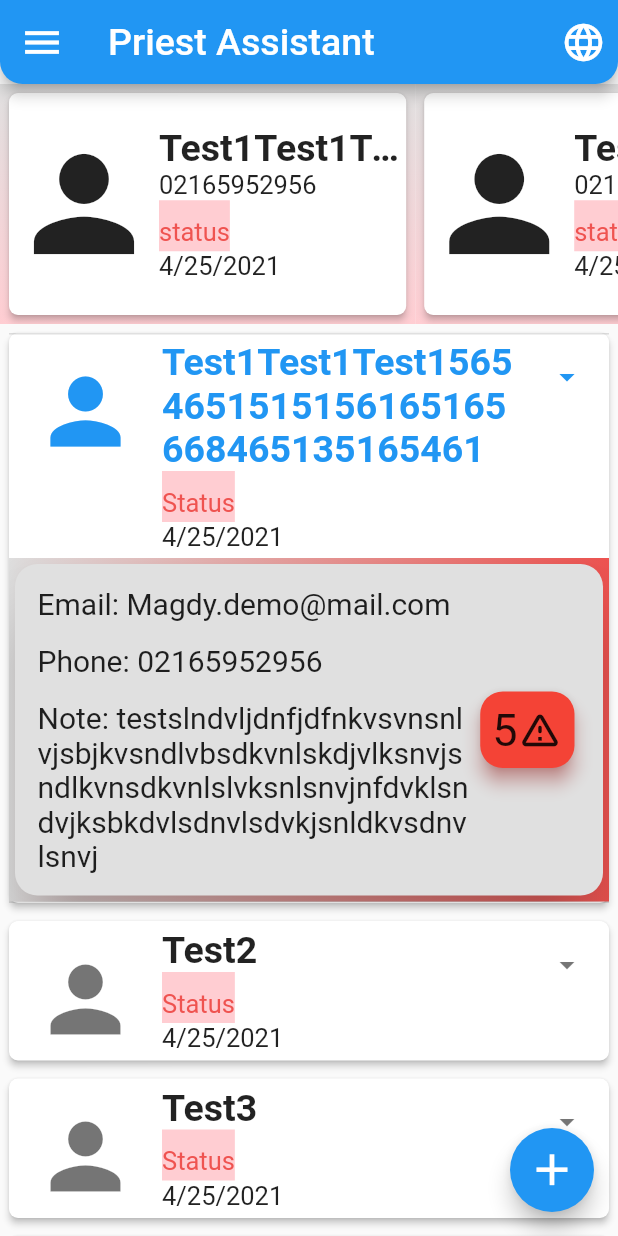
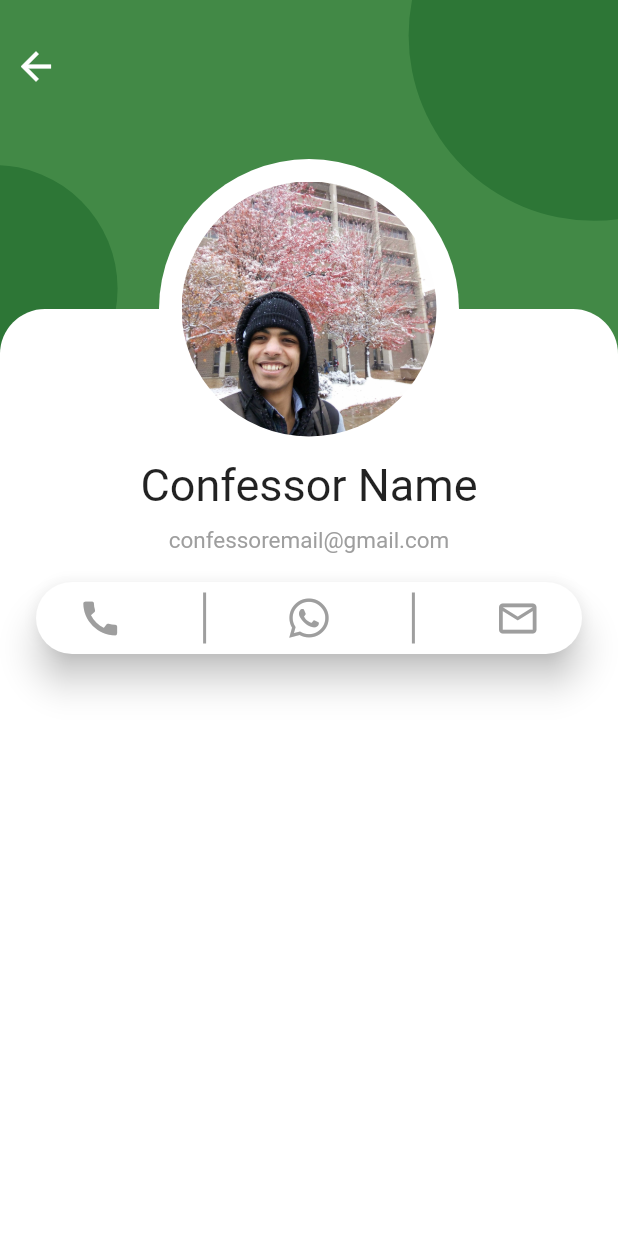
Before and after one commit to MagdyYacoub1/Priest_Assistant, a Flutter app: the screen it shows after launch, after a tap on "Test1Test1Test15654651515156165165668465", on a phone screen of 412 x 824 dp. Run offline on Flutter 3.47's test engine with Material 2 defaults, Android fonts, the phone set to English and light mode, and no system bars; our stand-ins replace font_awesome_flutter, hive, shared_preferences; accounts and stored records are empty; generated files the repository leaves out were written again.

Commit message:
Creating profile page for confessors. setup the routes in main.dart. added Inkwell widget to the tiles to navigate throw screens.

```diff
--- a/lib/localization/languages/ar.json
+++ b/lib/localization/languages/ar.json
@@ -3,7 +3,7 @@
   "email": "البريد الالكتروني",
   "phone": "هاتف",
   "note": "ملحوظة",
-  "priest": "كاهن",
+  "priest": "الكاهن",
   "assistant": "مساعد",
   "late_status": "متأخر",
   "good_status": "جيد",
--- a/lib/main.dart
+++ b/lib/main.dart
@@ -7,6 +7,7 @@ import 'package:hive/hive.dart';
 import 'package:path_provider/path_provider.dart' as path_provider;
 import 'package:provider/provider.dart';
 
+import './pages/profile_page.dart';
 import './widgets/custom_drawer.dart';
 import './pages/home_page.dart';
 import './entities/confessor.dart';
@@ -90,6 +91,10 @@ class _MyAppState extends State<MyApp> {
                       return Scaffold();
                   },
                 ),
+                initialRoute: '/',
+                routes: {
+                  ProfilePage.routeName: (ctx) => ProfilePage(),
+                },
               );
             }
             break;
--- a/lib/pages/home_page.dart
+++ b/lib/pages/home_page.dart
@@ -7,6 +7,8 @@ import '../widgets/tile_widget.dart';
 import '../entities/confessor.dart';
 
 class HomePage extends StatefulWidget {
+  static const routeName = '/';
+
   HomePage({Key key}) : super(key: key);
 
   @override
--- /dev/null
+++ b/lib/pages/profile_page.dart
@@ -0,0 +1,168 @@
+import 'package:flutter/cupertino.dart';
+import 'package:flutter/material.dart';
+import 'package:flutter/widgets.dart';
+import 'package:font_awesome_flutter/font_awesome_flutter.dart';
+
+class ProfilePage extends StatelessWidget {
+  static const routeName = "/profile_page";
+  final avatarRadius = 100.0;
+
+  @override
+  Widget build(BuildContext context) {
+    final mediaQuery = MediaQuery.of(context);
+    return Scaffold(
+      body: Stack(
+        children: [
+          Transform.translate(
+            offset: Offset(190, -100),
+            child: Container(
+              height: mediaQuery.size.height * 0.3,
+              decoration: BoxDecoration(
+                color: Color(0xFF20315F),
+                shape: BoxShape.circle,
+              ),
+            ),
+          ),
+          Transform.translate(
+            offset: Offset(-210, 110),
+            child: Container(
+              height: mediaQuery.size.height * 0.2,
+              decoration: BoxDecoration(
+                color: Color(0xFF20315F),
+                shape: BoxShape.circle,
+              ),
+            ),
+          ),
+          Container(
+            color: Color(0XFF2E7D32).withOpacity(0.9),
+            height: mediaQuery.size.height * 0.33,
+            width: double.infinity,
+          ),
+          Padding(
+            padding: const EdgeInsets.only(top: 20.0),
+            child: IconButton(
+              iconSize: 30.0,
+              icon: Icon(
+                Icons.arrow_back,
+                color: Colors.white,
+              ),
+              onPressed: () {
+                Navigator.pop(context);
+              },
+            ),
+          ),
+          Column(
+            children: [
+              SizedBox(
+                height: mediaQuery.size.height * 0.25,
+              ),
+              Expanded(
+                child: Container(
+                  padding: EdgeInsets.all(20),
+                  width: double.infinity,
+                  decoration: BoxDecoration(
+                    color: Colors.white,
+                    borderRadius: BorderRadius.only(
+                      topRight: Radius.circular(30.0),
+                      topLeft: Radius.circular(30.0),
+                    ),
+                  ),
+                  child: Column(
+                    children: [
+                      SizedBox(
+                        height: 80.0,
+                      ),
+                      Center(
+                        child: Text(
+                          "Confessor Name",
+                          style: TextStyle(fontSize: 30.0),
+                        ),
+                      ),
+                      SizedBox(
+                        height: 10.0,
+                      ),
+                      Center(
+                        child: Text(
+                          "confessoremail@gmail.com",
+                          style: TextStyle(
+                            fontSize: 15.0,
+                            color: Colors.grey,
+                          ),
+                        ),
+                      ),
+                      SizedBox(
+                        height: 15.0,
+                      ),
+                      Card(
+                        elevation: 10,
+                        shape: RoundedRectangleBorder(
+                          borderRadius: BorderRadius.circular(25.0),
+                        ),
+                        child: IntrinsicHeight(
+                          child: Row(
+                            mainAxisAlignment: MainAxisAlignment.spaceAround,
+                            children: [
+                              IconButton(
+                                iconSize: 30.0,
+                                icon: Icon(
+                                  Icons.call,
+                                  color: Colors.grey,
+                                ),
+                                onPressed: () {},
+                              ),
+                              VerticalDivider(
+                                thickness: 2.0,
+                                color: Colors.grey,
+                                indent: 7.0,
+                                endIndent: 7.0,
+                              ),
+                              IconButton(
+                                iconSize: 30.0,
+                                icon: FaIcon(
+                                  FontAwesomeIcons.whatsapp,
+                                  color: Colors.grey,
+                                ),
+                                onPressed: () {},
+                              ),
+                              VerticalDivider(
+                                thickness: 2.0,
+                                color: Colors.grey,
+                                indent: 7.0,
+                                endIndent: 7.0,
+                              ),
+                              IconButton(
+                                iconSize: 30.0,
+                                icon: Icon(
+                                  Icons.email_outlined,
+                                  color: Colors.grey,
+                                ),
+                                onPressed: () {},
+                              ),
+                            ],
+                          ),
+                        ),
+                      ),
+                    ],
+                  ),
+                ),
+              )
+            ],
+          ),
+          Transform.translate(
+            offset: Offset((mediaQuery.size.width / 2) - avatarRadius,
+                (mediaQuery.size.height * 0.25) - avatarRadius),
+            child: CircleAvatar(
+              backgroundColor: Colors.white,
+              radius: avatarRadius,
+              child: CircleAvatar(
+                backgroundColor: Colors.white,
+                radius: avatarRadius - 15,
+                backgroundImage: AssetImage("assets/images/person image.jpg"),
+              ),
+            ),
+          ),
+        ],
+      ),
+    );
+  }
+}
--- a/lib/widgets/tile_widget.dart
+++ b/lib/widgets/tile_widget.dart
@@ -1,4 +1,5 @@
 import 'package:flutter/material.dart';
+import '../pages/profile_page.dart';
 import '../widgets/tile_expansion.dart';
 import '../entities/confessor.dart';
 
@@ -8,6 +9,10 @@ class TileWidget extends StatelessWidget {
 
   @override
   TileWidget(this.myConfessors, this.index);
+
+  void showProfile(context){
+    Navigator.of(context).pushNamed(ProfilePage.routeName);
+  }
 
   @override
   Widget build(BuildContext context) {
@@ -20,9 +25,12 @@ class TileWidget extends StatelessWidget {
         ),
         elevation: 2.0,
         child: ExpansionTile(
-          leading: Icon(
-            Icons.person,
-            size: 70,
+          leading: InkWell(
+            onTap: () => showProfile(context),
+            child: Icon(
+              Icons.person,
+              size: 70,
+            ),
           ),
           title: Container(
             width: mediaQuery.size.width * 0.7,
--- a/lib/widgets/tile_widget_horizontal.dart
+++ b/lib/widgets/tile_widget_horizontal.dart
@@ -1,4 +1,5 @@
 import 'package:flutter/material.dart';
+import 'package:priest_assistant/pages/profile_page.dart';
 import '../entities/confessor.dart';
 
 class TileWidgetHorizontal extends StatelessWidget {
@@ -8,10 +9,16 @@ class TileWidgetHorizontal extends StatelessWidget {
   @override
   TileWidgetHorizontal(this.myConfessors, this.index);
 
+  void showProfile(context){
+    Navigator.of(context).pushNamed(ProfilePage.routeName);
+  }
+
   @override
   Widget build(BuildContext context) {
     final mediaQuery = MediaQuery.of(context);
-    return Container(
+    return InkWell(
+      onTap: () => showProfile(context),
+      child: Container(
         constraints: BoxConstraints(
           minWidth: mediaQuery.size.width * 0.5,
         ),
@@ -75,6 +82,7 @@ class TileWidgetHorizontal extends StatelessWidget {
             ],
           ),
         ),
+      ),
     );
   }
 }
--- a/pubspec.yaml
+++ b/pubspec.yaml
@@ -21,6 +21,7 @@ dependencies:
   path_provider: ^2.0.1
   provider: ^5.0.0
   shared_preferences: ^2.0.5
+  font_awesome_flutter: ^9.0.0
 
 dev_dependencies:
   flutter_test:
@@ -37,6 +38,7 @@ flutter:
   assets:
     - lib/localization/languages/en.json
     - lib/localization/languages/ar.json
+    - assets/images/
 
   # An image asset can refer to one or more resolution-specific "variants", see
   # https://flutter.dev/assets-and-images/#resolution-aware.
```
Also changed, not shown: assets/images/person image.jpg (added), pubspec.lock. Lines whose indentation alone changed are shown as unchanged.
